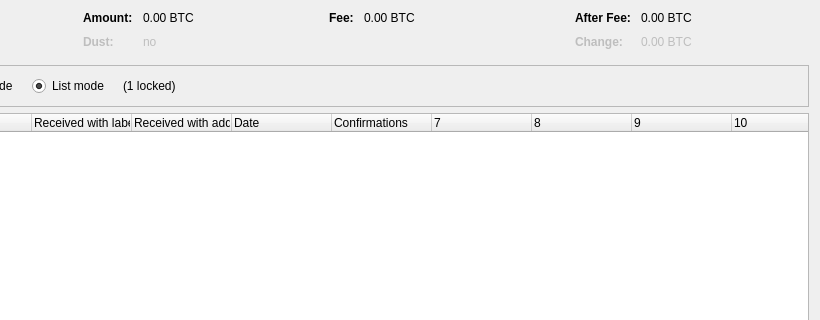
Above: src/qt/forms/coincontroldialog.ui from opodgorska/bst before the change; both pictures show x 180 to 1000 and y 0 to 320 of the 1000 by 500 pixel window. Below: the same form after it.
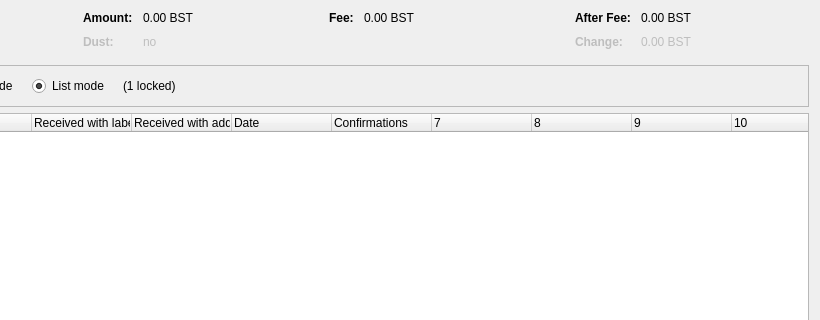
That is the form after the change. Custom widgets are drawn as their Qt base class.

```diff
--- a/src/qt/forms/coincontroldialog.ui
+++ b/src/qt/forms/coincontroldialog.ui
@@ -132,7 +132,7 @@
           <enum>Qt::ActionsContextMenu</enum>
          </property>
          <property name="text">
-          <string notr="true">0.00 BTC</string>
+          <string notr="true">0.00 BST</string>
          </property>
          <property name="textInteractionFlags">
           <set>Qt::LinksAccessibleByMouse|Qt::TextSelectableByKeyboard|Qt::TextSelectableByMouse</set>
@@ -212,7 +212,7 @@
           <enum>Qt::ActionsContextMenu</enum>
          </property>
          <property name="text">
-          <string notr="true">0.00 BTC</string>
+          <string notr="true">0.00 BST</string>
          </property>
          <property name="textInteractionFlags">
           <set>Qt::LinksAccessibleByMouse|Qt::TextSelectableByKeyboard|Qt::TextSelectableByMouse</set>
@@ -257,7 +257,7 @@
           <enum>Qt::ActionsContextMenu</enum>
          </property>
          <property name="text">
-          <string notr="true">0.00 BTC</string>
+          <string notr="true">0.00 BST</string>
          </property>
          <property name="textInteractionFlags">
           <set>Qt::LinksAccessibleByMouse|Qt::TextSelectableByKeyboard|Qt::TextSelectableByMouse</set>
@@ -292,7 +292,7 @@
           <enum>Qt::ActionsContextMenu</enum>
          </property>
          <property name="text">
-          <string notr="true">0.00 BTC</string>
+          <string notr="true">0.00 BST</string>
          </property>
          <property name="textInteractionFlags">
           <set>Qt::LinksAccessibleByMouse|Qt::TextSelectableByKeyboard|Qt::TextSelectableByMouse</set>
```
